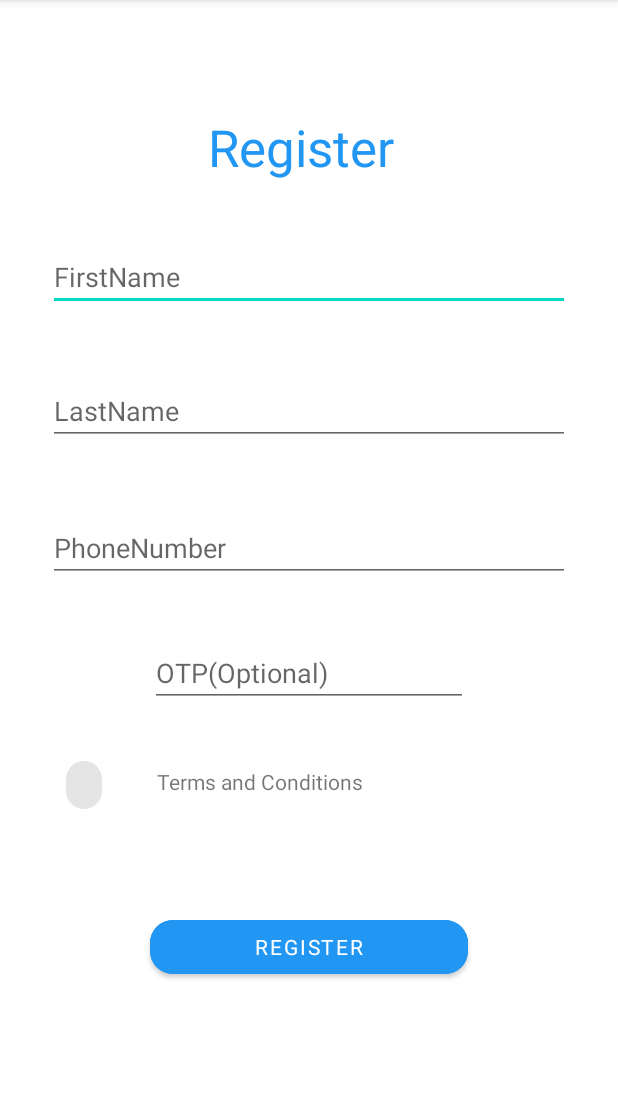
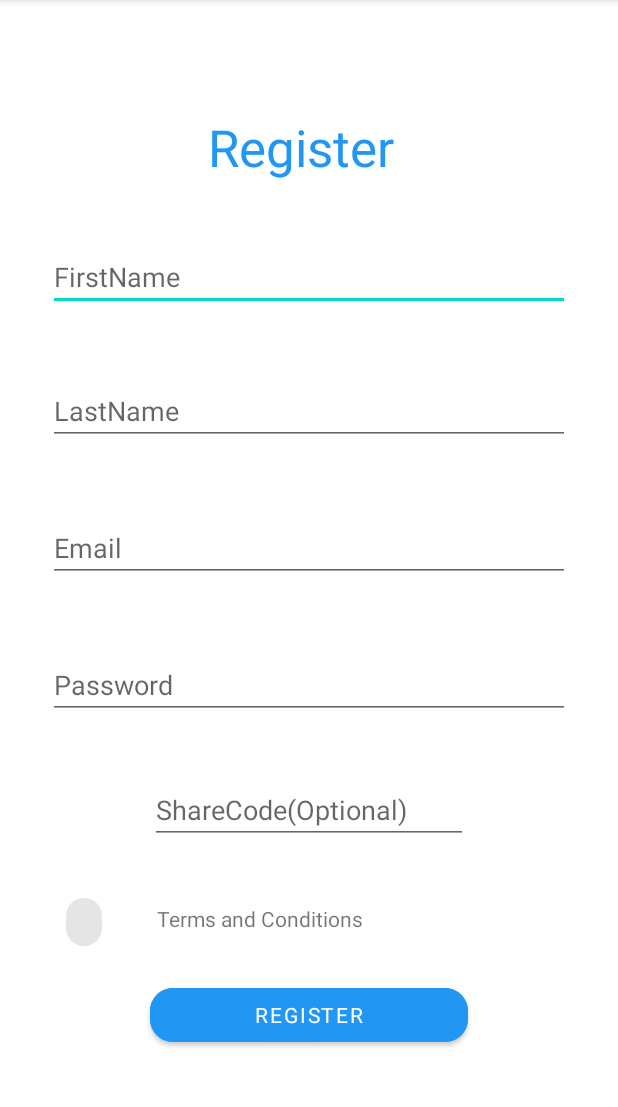
Before and after one commit to Ene-420/Messenger_Application, an Android app: the screen it shows after launch (RegisterPageActivity), after a tap on "REGISTER", on a phone screen of 412 x 824 dp, the part 84-1191 px from its top. Run offline under Robolectric (Android 15) with nearby library versions, the phone set to English and light mode, and no system bars; our stand-ins replace Firebase (no records; nobody signed in at launch, a user with empty details on screens opened directly); Roboto replaces fonts that are not available here.

```diff
--- a/app/build.gradle
+++ b/app/build.gradle
@@ -1,6 +1,7 @@
 plugins {
     id 'com.android.application'
     id 'com.google.android.libraries.mapsplatform.secrets-gradle-plugin'
+    id 'com.google.gms.google-services'
 }
 
 android {
@@ -29,13 +30,16 @@ android {
 }
 
 dependencies {
-
     implementation 'androidx.appcompat:appcompat:1.5.1'
     implementation 'com.google.android.material:material:1.6.1'
     implementation 'androidx.constraintlayout:constraintlayout:2.1.4'
     implementation 'com.google.android.gms:play-services-maps:18.1.0'
     implementation 'de.hdodenhof:circleimageview:3.1.0'
     implementation 'com.squareup.picasso:picasso:2.8'
+    implementation platform('com.google.firebase:firebase-bom:31.2.2')
+    implementation 'com.google.firebase:firebase-auth'
+    implementation 'com.google.firebase:firebase-analytics'
+    implementation 'com.google.firebase:firebase-database:20.0.4'
     testImplementation 'junit:junit:4.13.2'
     androidTestImplementation 'androidx.test.ext:junit:1.1.3'
     androidTestImplementation 'androidx.test.espresso:espresso-core:3.4.0'
--- a/app/src/main/java/com/example/myapplication/RegisterActivity.java
+++ b/app/src/main/java/com/example/myapplication/RegisterActivity.java
@@ -6,9 +6,12 @@ import android.content.Intent;
 import android.os.Bundle;
 import android.view.View;
 
+import com.google.firebase.auth.FirebaseAuth;
+
 public class RegisterActivity extends AppCompatActivity {
 
 
+    FirebaseAuth mAuth;
     public void moveToRegisterPage(View view){
         Intent moveToRegister = new Intent(getApplicationContext(), RegisterPageActivity.class);
         startActivity(moveToRegister);
@@ -19,6 +22,12 @@ public class RegisterActivity extends AppCompatActivity {
         super.onCreate(savedInstanceState);
         setContentView(R.layout.activity_register);
 
+        mAuth = FirebaseAuth.getInstance();
+        if(mAuth.getCurrentUser() != null){
+            Intent intent = new Intent(getApplicationContext(), MainActivity.class);
+            startActivity(intent);
+        }
+
 
     }
 }
--- a/app/src/main/java/com/example/myapplication/RegisterPageActivity.java
+++ b/app/src/main/java/com/example/myapplication/RegisterPageActivity.java
@@ -1,21 +1,103 @@
 package com.example.myapplication;
 
+import androidx.annotation.NonNull;
 import androidx.appcompat.app.AppCompatActivity;
+import androidx.constraintlayout.motion.utils.ViewSpline;
 
+import android.app.ProgressDialog;
 import android.content.Intent;
 import android.os.Bundle;
 import android.view.View;
+import android.widget.EditText;
+import android.widget.Toast;
+
+import com.example.myapplication.model.Users;
+import com.google.android.gms.tasks.OnCompleteListener;
+import com.google.android.gms.tasks.Task;
+import com.google.android.material.chip.Chip;
+import com.google.firebase.auth.AuthResult;
+import com.google.firebase.auth.FirebaseAuth;
+import com.google.firebase.database.FirebaseDatabase;
 
 public class RegisterPageActivity extends AppCompatActivity {
 
 
+    EditText firstNameText;
+    EditText lastNameText;
+    EditText passwordText;
+    EditText emailText;
+    EditText shareCode;
+    Chip acceptTnCField;
+
+    boolean chipSelected = false;
+    //boolean validDetails = false;
+
+    ProgressDialog progressDialog;
+    FirebaseDatabase database;
+    private FirebaseAuth mAuth;
     public void registerDetails(View view){
-        Intent intent = new Intent(getApplicationContext(), MainActivity.class);
-        startActivity(intent);
+
+
+        if(firstNameText.getText().toString().isEmpty() || lastNameText.getText().toString().isEmpty() || emailText.getText().toString().isEmpty()||passwordText.getText().toString().isEmpty()
+        || !chipSelected){
+            Toast.makeText(RegisterPageActivity.this, "Fill All Required Fields", Toast.LENGTH_LONG).show();
+
+
+        }
+        else {
+            progressDialog.show();
+            mAuth.createUserWithEmailAndPassword(emailText.getText().toString(), passwordText.getText().toString())
+                    .addOnCompleteListener(new OnCompleteListener<AuthResult>() {
+                        @Override
+                        public void onComplete(@NonNull Task<AuthResult> task) {
+                            progressDialog.dismiss();
+                            if(task.isSuccessful()){
+                                Users users = new Users(firstNameText.getText().toString(), lastNameText.getText().toString(), emailText.getText().toString());
+                                String id = task.getResult().getUser().getUid();
+                                database.getReference().child("Users").child(id).setValue(users);
+                                Toast.makeText(RegisterPageActivity.this, "Account Created", Toast.LENGTH_LONG).show();
+
+                                Intent intent = new Intent(getApplicationContext(), MainActivity.class);
+                                startActivity(intent);
+                            }
+
+                            else {
+                                Toast.makeText(RegisterPageActivity.this, task.getException().getMessage(), Toast.LENGTH_SHORT).show();
+                            }
+                        }
+                    });
+
+
+        }
+
+
     }
     @Override
     protected void onCreate(Bundle savedInstanceState) {
         super.onCreate(savedInstanceState);
         setContentView(R.layout.activity_register_page);
+
+        firstNameText = (EditText) findViewById(R.id.firstNameText);
+        lastNameText = findViewById(R.id.lastNameText);
+        passwordText = findViewById(R.id.passwordNoText);
+        emailText = findViewById(R.id.emailText);
+        shareCode = findViewById(R.id.shareCodeText);
+        acceptTnCField = findViewById(R.id.acceptTnCField);
+
+        progressDialog = new ProgressDialog(this);
+        progressDialog.setTitle("Creating Account");
+        progressDialog.setMessage("Account Being Created");
+        acceptTnCField.setOnClickListener(new View.OnClickListener() {
+            @Override
+            public void onClick(View view) {
+                chipSelected = true;
+            }
+        });
+
+        mAuth = FirebaseAuth.getInstance();
+        database = FirebaseDatabase.getInstance();
+
+
+
     }
 }
--- a/app/src/main/res/layout/activity_register_page.xml
+++ b/app/src/main/res/layout/activity_register_page.xml
@@ -22,7 +22,7 @@
         app:layout_constraintTop_toTopOf="parent" />
 
     <EditText
-        android:id="@+id/editTextTextPersonName"
+        android:id="@+id/firstNameText"
         android:layout_width="0dp"
         android:layout_height="wrap_content"
         android:layout_marginStart="32dp"
@@ -36,7 +36,7 @@
         app:layout_constraintTop_toBottomOf="@+id/textView" />
 
     <EditText
-        android:id="@+id/editTextTextPersonName2"
+        android:id="@+id/lastNameText"
         android:layout_width="0dp"
         android:layout_height="wrap_content"
         android:layout_marginStart="32dp"
@@ -47,44 +47,60 @@
         android:inputType="textPersonName"
         app:layout_constraintEnd_toEndOf="parent"
         app:layout_constraintStart_toStartOf="parent"
-        app:layout_constraintTop_toBottomOf="@+id/editTextTextPersonName" />
+        app:layout_constraintTop_toBottomOf="@+id/firstNameText" />
 
     <EditText
-        android:id="@+id/editTextPhone"
+        android:id="@+id/emailText"
         android:layout_width="0dp"
         android:layout_height="wrap_content"
         android:layout_marginStart="32dp"
         android:layout_marginTop="46dp"
         android:layout_marginEnd="32dp"
         android:ems="10"
-        android:hint="PhoneNumber"
-        android:inputType="phone"
+        android:hint="Email"
+        android:inputType="textWebEmailAddress"
         app:layout_constraintEnd_toEndOf="parent"
         app:layout_constraintStart_toStartOf="parent"
-        app:layout_constraintTop_toBottomOf="@+id/editTextTextPersonName2" />
+        app:layout_constraintTop_toBottomOf="@+id/lastNameText" />
 
     <EditText
-        android:id="@+id/editTextNumber"
+        android:id="@+id/passwordNoText"
+        android:layout_width="0dp"
+        android:layout_height="wrap_content"
+        android:layout_marginStart="32dp"
+        android:layout_marginTop="46dp"
+        android:layout_marginEnd="32dp"
+        android:ems="10"
+        android:hint="Password"
+        android:inputType="textPassword"
+        app:layout_constraintEnd_toEndOf="parent"
+        app:layout_constraintStart_toStartOf="parent"
+        app:layout_constraintTop_toBottomOf="@+id/emailText" />
+
+
+    <EditText
+        android:id="@+id/shareCodeText"
         android:layout_width="0dp"
         android:layout_height="wrap_content"
         android:layout_marginStart="100dp"
         android:layout_marginTop="38dp"
         android:layout_marginEnd="100dp"
         android:ems="10"
-        android:hint="OTP(Optional)"
+        android:hint="ShareCode(Optional)"
         android:inputType="number"
         app:layout_constraintEnd_toEndOf="parent"
         app:layout_constraintStart_toStartOf="parent"
-        app:layout_constraintTop_toBottomOf="@+id/editTextPhone" />
+        app:layout_constraintTop_toBottomOf="@+id/passwordNoText" />
 
     <com.google.android.material.chip.Chip
-        android:id="@+id/chip4"
+        android:id="@+id/acceptTnCField"
         android:layout_width="wrap_content"
         android:layout_height="wrap_content"
         android:layout_marginStart="32dp"
         android:layout_marginTop="111dp"
+        android:checkable="true"
         app:layout_constraintStart_toStartOf="parent"
-        app:layout_constraintTop_toBottomOf="@+id/editTextPhone" />
+        app:layout_constraintTop_toBottomOf="@+id/passwordNoText" />
 
     <TextView
         android:id="@+id/textView2"
@@ -94,7 +110,7 @@
         android:layout_marginEnd="170dp"
         android:text="Terms and Conditions"
         app:layout_constraintEnd_toEndOf="parent"
-        app:layout_constraintTop_toBottomOf="@+id/editTextNumber" />
+        app:layout_constraintTop_toBottomOf="@+id/shareCodeText" />
 
     <Button
         android:id="@+id/button"
```
Also changed, not shown: build.gradle (+17 -0 lines).
